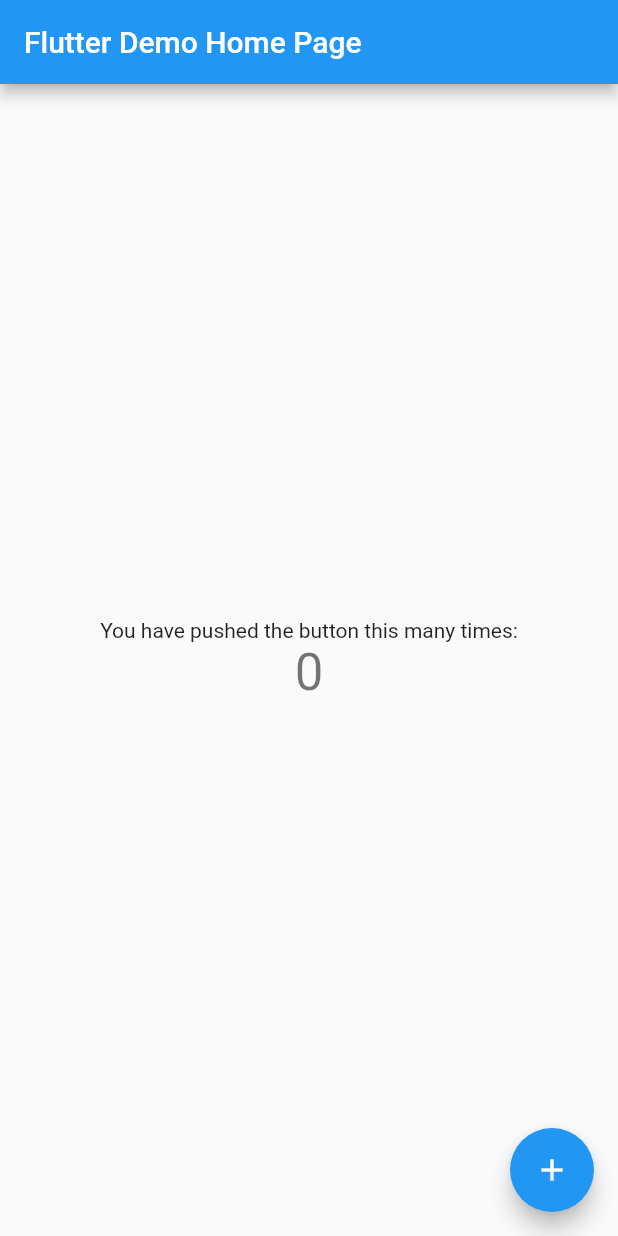
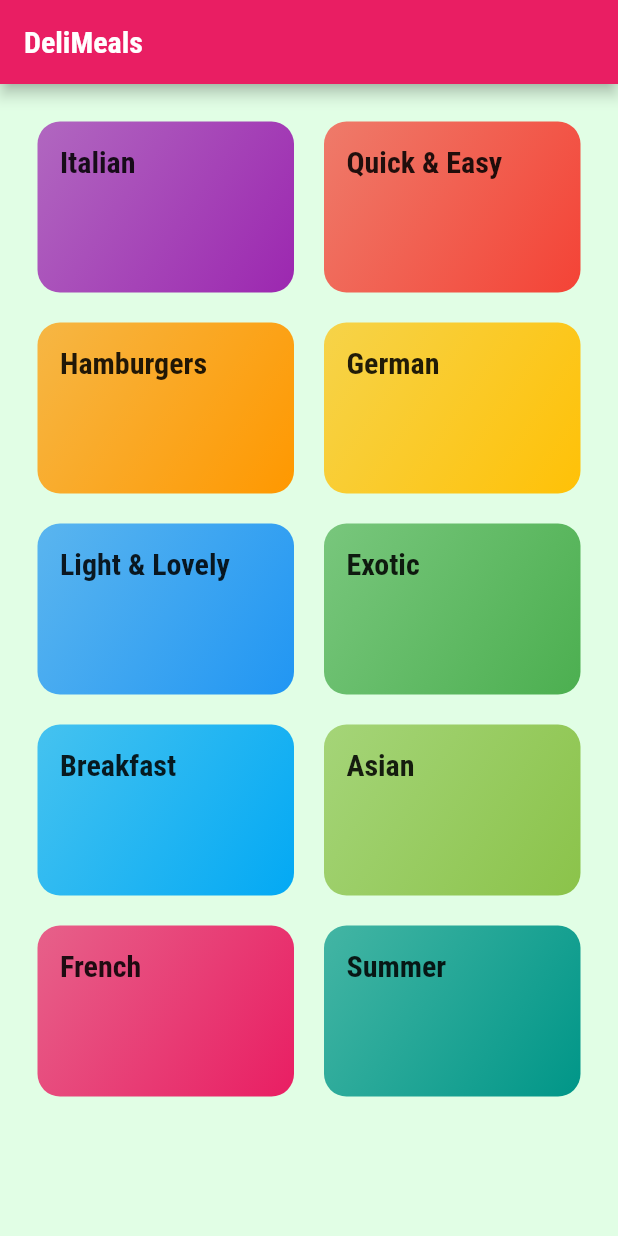
Before and after one commit to Ryss-D/meals_app, a Flutter app: the screen it shows after launch, on a phone screen of 412 x 824 dp. Run offline on Flutter 3.47's test engine with Material 2 defaults, Android fonts, the phone set to English and light mode, and no system bars.

Commit message:
feat: added basic app grid structure

```diff
--- /dev/null
+++ b/lib/category_item.dart
@@ -0,0 +1,30 @@
+import 'package:flutter/material.dart';
+
+class CategoryItem extends StatelessWidget {
+  final String title;
+  final Color color;
+
+  CategoryItem({required this.title, required this.color});
+
+  @override
+  Widget build(BuildContext context) {
+    return Container(
+      padding: const EdgeInsets.all(15),
+      child: Text(
+        title,
+        style: Theme.of(context).textTheme.headline6,
+      ),
+      decoration: BoxDecoration(
+        gradient: LinearGradient(
+          colors: [
+            color.withOpacity(0.7),
+            color,
+          ],
+          begin: Alignment.topLeft,
+          end: Alignment.bottomRight,
+        ),
+        borderRadius: BorderRadius.circular(15),
+      ),
+    );
+  }
+}
--- /dev/null
+++ b/lib/dummy_data.dart
@@ -0,0 +1,56 @@
+import 'package:flutter/material.dart';
+
+import './models/category.dart';
+
+const DUMMY_CATEGORIES = const [
+  Category(
+    id: 'c1',
+    title: 'Italian',
+    color: Colors.purple,
+  ),
+  Category(
+    id: 'c2',
+    title: 'Quick & Easy',
+    color: Colors.red,
+  ),
+  Category(
+    id: 'c3',
+    title: 'Hamburgers',
+    color: Colors.orange,
+  ),
+  Category(
+    id: 'c4',
+    title: 'German',
+    color: Colors.amber,
+  ),
+  Category(
+    id: 'c5',
+    title: 'Light & Lovely',
+    color: Colors.blue,
+  ),
+  Category(
+    id: 'c6',
+    title: 'Exotic',
+    color: Colors.green,
+  ),
+  Category(
+    id: 'c7',
+    title: 'Breakfast',
+    color: Colors.lightBlue,
+  ),
+  Category(
+    id: 'c8',
+    title: 'Asian',
+    color: Colors.lightGreen,
+  ),
+  Category(
+    id: 'c9',
+    title: 'French',
+    color: Colors.pink,
+  ),
+  Category(
+    id: 'c10',
+    title: 'Summer',
+    color: Colors.teal,
+  ),
+];
--- a/lib/main.dart
+++ b/lib/main.dart
@@ -1,115 +1,56 @@
 import 'package:flutter/material.dart';
+import 'package:meals/screens/categories_screen.dart';
 
 void main() {
-  runApp(const MyApp());
+  runApp(MyApp());
 }
 
 class MyApp extends StatelessWidget {
-  const MyApp({Key? key}) : super(key: key);
-
-  // This widget is the root of your application.
   @override
   Widget build(BuildContext context) {
     return MaterialApp(
-      title: 'Flutter Demo',
+      title: 'DeliMeals',
       theme: ThemeData(
-        // This is the theme of your application.
-        //
-        // Try running your application with "flutter run". You'll see the
-        // application has a blue toolbar. Then, without quitting the app, try
-        // changing the primarySwatch below to Colors.green and then invoke
-        // "hot reload" (press "r" in the console where you ran "flutter run",
-        // or simply save your changes to "hot reload" in a Flutter IDE).
-        // Notice that the counter didn't reset back to zero; the application
-        // is not restarted.
-        primarySwatch: Colors.blue,
+        canvasColor: const Color.fromRGBO(225, 254, 229, 1),
+        colorScheme: ColorScheme.fromSwatch(primarySwatch: Colors.pink)
+            .copyWith(secondary: Colors.amber),
+        fontFamily: 'Raleway',
+        textTheme: ThemeData.light().textTheme.copyWith(
+              bodyText1: const TextStyle(
+                color: Color.fromRGBO(20, 51, 51, 1),
+              ),
+              bodyText2: const TextStyle(
+                color: Color.fromRGBO(20, 51, 51, 1),
+              ),
+              headline6: const TextStyle(
+                fontSize: 20,
+                fontFamily: 'RobotoCondensed',
+                fontWeight: FontWeight.bold,
+              ),
+            ),
       ),
-      home: const MyHomePage(title: 'Flutter Demo Home Page'),
+      home: CategoriesScreen(),
     );
   }
 }
 
 class MyHomePage extends StatefulWidget {
-  const MyHomePage({Key? key, required this.title}) : super(key: key);
-
-  // This widget is the home page of your application. It is stateful, meaning
-  // that it has a State object (defined below) that contains fields that affect
-  // how it looks.
-
-  // This class is the configuration for the state. It holds the values (in this
-  // case the title) provided by the parent (in this case the App widget) and
-  // used by the build method of the State. Fields in a Widget subclass are
-  // always marked "final".
-
-  final String title;
-
   @override
   State<MyHomePage> createState() => _MyHomePageState();
 }
 
 class _MyHomePageState extends State<MyHomePage> {
-  int _counter = 0;
-
-  void _incrementCounter() {
-    setState(() {
-      // This call to setState tells the Flutter framework that something has
-      // changed in this State, which causes it to rerun the build method below
-      // so that the display can reflect the updated values. If we changed
-      // _counter without calling setState(), then the build method would not be
-      // called again, and so nothing would appear to happen.
-      _counter++;
-    });
-  }
-
   @override
   Widget build(BuildContext context) {
-    // This method is rerun every time setState is called, for instance as done
-    // by the _incrementCounter method above.
-    //
-    // The Flutter framework has been optimized to make rerunning build methods
-    // fast, so that you can just rebuild anything that needs updating rather
-    // than having to individually change instances of widgets.
     return Scaffold(
       appBar: AppBar(
-        // Here we take the value from the MyHomePage object that was created by
-        // the App.build method, and use it to set our appbar title.
-        title: Text(widget.title),
+        title: Text('DeliMeals'),
       ),
       body: Center(
-        // Center is a layout widget. It takes a single child and positions it
-        // in the middle of the parent.
-        child: Column(
-          // Column is also a layout widget. It takes a list of children and
-          // arranges them vertically. By default, it sizes itself to fit its
-          // children horizontally, and tries to be as tall as its parent.
-          //
-          // Invoke "debug painting" (press "p" in the console, choose the
-          // "Toggle Debug Paint" action from the Flutter Inspector in Android
-          // Studio, or the "Toggle Debug Paint" command in Visual Studio Code)
-          // to see the wireframe for each widget.
-          //
-          // Column has various properties to control how it sizes itself and
-          // how it positions its children. Here we use mainAxisAlignment to
-          // center the children vertically; the main axis here is the vertical
-          // axis because Columns are vertical (the cross axis would be
-          // horizontal).
-          mainAxisAlignment: MainAxisAlignment.center,
-          children: <Widget>[
-            const Text(
-              'You have pushed the button this many times:',
-            ),
-            Text(
-              '$_counter',
-              style: Theme.of(context).textTheme.headline4,
-            ),
-          ],
+        child: const Text(
+          'Navigation time!',
         ),
       ),
-      floatingActionButton: FloatingActionButton(
-        onPressed: _incrementCounter,
-        tooltip: 'Increment',
-        child: const Icon(Icons.add),
-      ), // This trailing comma makes auto-formatting nicer for build methods.
     );
   }
 }
--- /dev/null
+++ b/lib/models/category.dart
@@ -0,0 +1,13 @@
+import 'package:flutter/material.dart';
+
+class Category {
+  final String id;
+  final String title;
+  final Color color;
+
+  const Category({
+    required this.id,
+    required this.title,
+    this.color = Colors.orange,
+  });
+}
--- /dev/null
+++ b/lib/screens/categories_screen.dart
@@ -0,0 +1,31 @@
+import 'package:flutter/cupertino.dart';
+import 'package:flutter/material.dart';
+import '../category_item.dart';
+
+import '../dummy_data.dart';
+
+class CategoriesScreen extends StatelessWidget {
+  @override
+  Widget build(BuildContext context) {
+    return Scaffold(
+      appBar: AppBar(
+        title: const Text('DeliMeals'),
+      ),
+      body: GridView(
+        padding: const EdgeInsets.all(25),
+        children: DUMMY_CATEGORIES
+            .map(
+              (e) => CategoryItem(title: e.title, color: e.color),
+            )
+            .toList(),
+        //Slivers is just a scrollable area on screen
+        gridDelegate: SliverGridDelegateWithMaxCrossAxisExtent(
+          maxCrossAxisExtent: 200,
+          childAspectRatio: 3 / 2,
+          crossAxisSpacing: 20,
+          mainAxisSpacing: 20,
+        ),
+      ),
+    );
+  }
+}
```
Also changed, not shown: pubspec.yaml (+17 -6 lines), assets/fonts/Raleway-Black.ttf (added), assets/fonts/Raleway-Bold.ttf (added), assets/fonts/Raleway-Regular.ttf (added), assets/fonts/RobotoCondensed-Bold.ttf (added), assets/fonts/RobotoCondensed-Italic.ttf (added), assets/fonts/RobotoCondensed-Light.ttf (added), assets/fonts/RobotoCondensed-Regular.ttf (added).
